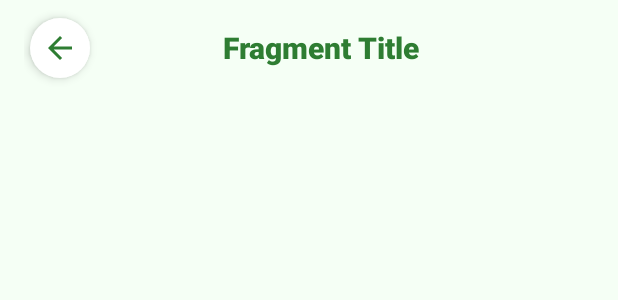
After one commit to phuongnguyen1234/PlantCare, an Android app: the layout fragment_secondary_page_layout.xml on its own in the app's theme, with its tools: preview values and no code run, on a phone screen of 412 x 824 dp. The commit adds this screen. Shown: the top 300 px of the screen. Run offline under Robolectric (Android 15) with nearby library versions, the phone set to English and light mode, and no system bars.

Commit message:
add fragment layout

```diff
--- /dev/null
+++ b/app/src/main/res/layout/fragment_secondary_page_layout.xml
@@ -0,0 +1,66 @@
+<?xml version="1.0" encoding="utf-8"?>
+<LinearLayout xmlns:android="http://schemas.android.com/apk/res/android"
+    xmlns:app="http://schemas.android.com/apk/res-auto"
+    android:layout_width="match_parent"
+    android:layout_height="match_parent"
+    android:orientation="vertical"
+    android:fitsSystemWindows="true"
+    android:background="@color/layout_background_color">
+
+    <com.google.android.material.appbar.AppBarLayout
+        android:layout_width="match_parent"
+        android:layout_height="wrap_content"
+        android:background="@android:color/transparent"
+        app:elevation="0dp">
+
+        <androidx.appcompat.widget.Toolbar
+            android:id="@+id/toolbar_secondary"
+            android:layout_width="match_parent"
+            android:layout_height="?attr/actionBarSize">
+
+            <RelativeLayout
+                android:layout_width="match_parent"
+                android:layout_height="match_parent"
+                android:gravity="center_vertical">
+
+                <ImageButton
+                    android:id="@+id/btn_back"
+                    android:layout_width="40dp"
+                    android:layout_height="40dp"
+                    android:layout_alignParentStart="true"
+                    android:layout_centerVertical="true"
+                    android:layout_marginStart="4dp"
+                    android:padding="8dp"
+                    android:scaleType="fitCenter"
+                    android:background="@drawable/circle_background"
+                    android:src="?attr/homeAsUpIndicator"
+                    app:tint="@color/colorIconTint"
+                    android:contentDescription="Back"
+                    android:elevation="4dp"/>
+
+                <TextView
+                    android:id="@+id/toolbar_title"
+                    android:layout_width="match_parent"
+                    android:layout_height="wrap_content"
+                    android:layout_centerInParent="true"
+                    android:gravity="center"
+                    android:text="Fragment Title"
+                    android:textAppearance="@style/TextAppearance.AppCompat.Widget.ActionBar.Title"
+                    android:textColor="@color/title_color"
+                    android:textStyle="bold"/>
+
+            </RelativeLayout>
+
+        </androidx.appcompat.widget.Toolbar>
+
+    </com.google.android.material.appbar.AppBarLayout>
+
+    <FrameLayout
+        android:id="@+id/secondary_content_container"
+        android:layout_width="match_parent"
+        android:layout_height="match_parent"
+        android:paddingStart="16dp"
+        android:paddingEnd="16dp"
+        android:paddingBottom="16dp"/>
+
+</LinearLayout>
--- a/app/src/main/res/values/colors.xml
+++ b/app/src/main/res/values/colors.xml
@@ -20,8 +20,12 @@
 
     <!-- Thêm màu mới cho các thành phần UI -->
     <color name="colorBottomNavBackground">#FFFFFF</color> <!-- Nền cho BottomNav -->
-    <color name="colorButtonBackground">#E8F5E9</color> <!-- Màu nền xanh nhạt cho nút tròn -->
-    <color name="colorIconTint">#388E3C</color> <!-- Màu xanh đậm (từ PrimaryVariant) cho icon -->
+    <color name="colorButtonBackground">#FFFFFF</color> <!-- Màu nền xanh nhạt cho nút tròn -->
+    <color name="colorIconTint">#2E7D32</color> <!-- Màu xanh đậm (từ PrimaryVariant) cho icon -->
+
+    <!-- Custom Colors -->
+    <color name="layout_background_color">#F5FFF5</color>
+    <color name="title_color">#2E7D32</color>
 
     <!-- Error -->
     <color name="colorError">#E57373</color>
```
Also changed, not shown: app/src/main/java/com/example/plantcare/ui/history/HistoryFragment.java (+9 -62 lines), app/src/main/java/com/example/plantcare/ui/main/BaseFragment.java (added, +69 -0 lines), app/src/main/res/layout/activity_main.xml (+10 -5 lines), app/src/main/res/layout/fragment_history.xml (+3 -18 lines).
